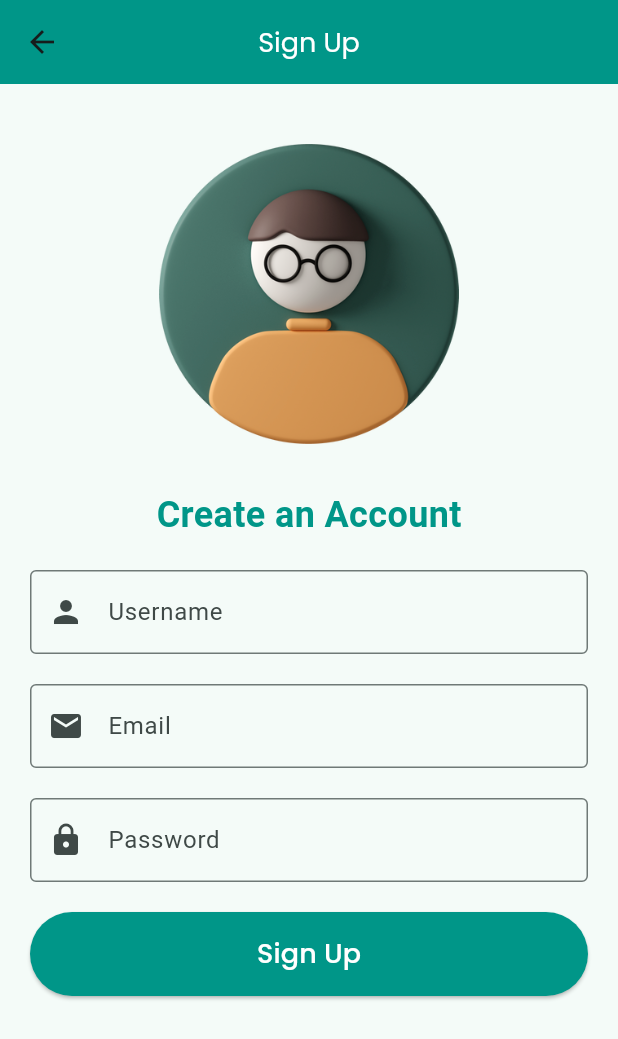
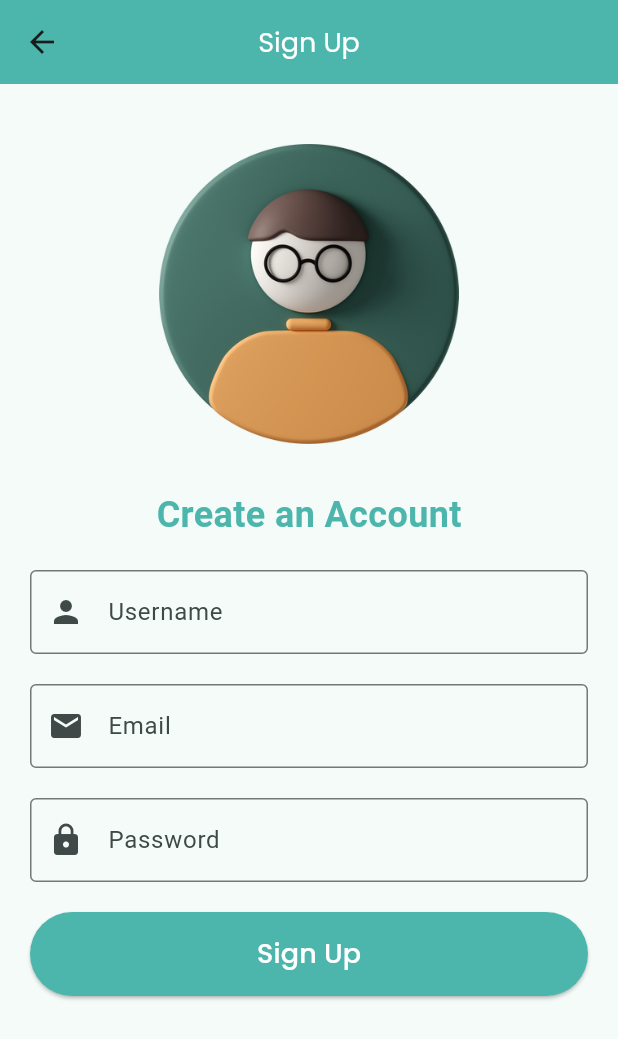
Before and after one commit to Hafiffdl/mini-project-alterra-academy, a Flutter app: the SignupScreen screen opened by its route, on a phone screen of 412 x 824 dp. Shown: the top 1039 px of the screen. Run offline on Flutter 3.47's test engine with Material 2 defaults, Android fonts, the light colour scheme and no system bars; our stand-ins replace curved_navigation_bar, dio, email_validator, fluttertoast, google_fonts, pretty_qr_code and 2 more; accounts and stored records are empty.

Commit message:
update UI

```diff
--- a/katalog_elektronik/lib/auth/login_screen.dart
+++ b/katalog_elektronik/lib/auth/login_screen.dart
@@ -79,7 +79,7 @@ class _LoginScreenState extends State<LoginScreen> {
         ),
         elevation: 0,
         centerTitle: true,
-        backgroundColor: Colors.teal,
+        backgroundColor: Colors.teal[300],
       ),
       body: SingleChildScrollView(
         child: Padding(
@@ -148,7 +148,7 @@ class _LoginScreenState extends State<LoginScreen> {
                     const SizedBox(height: 30),
                     ElevatedButton(
                       style: ElevatedButton.styleFrom(
-                        backgroundColor: Colors.teal,
+                        backgroundColor: Colors.teal[300],
                         minimumSize: const Size(double.infinity, 40),
                         padding: const EdgeInsets.all(15),
                       ),
--- a/katalog_elektronik/lib/auth/signup_screen.dart
+++ b/katalog_elektronik/lib/auth/signup_screen.dart
@@ -21,7 +21,7 @@ class SignupScreen extends StatelessWidget {
     return Scaffold(
       appBar: AppBar(
         centerTitle: true,
-      backgroundColor: Colors.teal,
+      backgroundColor: Colors.teal[300],
       title: Text('Sign Up',
       style: GoogleFonts.poppins(
         textStyle: const TextStyle(
@@ -38,12 +38,12 @@ class SignupScreen extends StatelessWidget {
               const SizedBox(height: 20),
               Image.asset('assets/tes.png', height: 200, width: 200),
               const SizedBox(height: 30),
-              const Text(
+              Text(
                 'Create an Account',
                 style: TextStyle(
                   fontSize: 24,
                   fontWeight: FontWeight.bold,
-                  color: Colors.teal,
+                  color: Colors.teal[300],
                 ),
               ),
               const SizedBox(height: 20),
@@ -111,7 +111,7 @@ class SignupScreen extends StatelessWidget {
                         }
                       },
                       style: ElevatedButton.styleFrom(
-                        backgroundColor: Colors.teal,
+                        backgroundColor: Colors.teal[300],
                         minimumSize: const Size(double.infinity, 40),
                         padding: const EdgeInsets.all(15),
                       ),
--- a/katalog_elektronik/lib/screens/beranda/home_screen_viewmodel.dart
+++ b/katalog_elektronik/lib/screens/beranda/home_screen_viewmodel.dart
@@ -64,6 +64,18 @@ class HomeScreenViewModel extends ChangeNotifier {
       imageUrl: 'assets/panasonicac.png',
       price: 6650000.00,
     ),
+    Product(
+      name: 'Apple Watch Ultra with Trail Loop',
+      description: 'Apple Watch paling tangguh dan andal yang pernah ada, dirancang untuk penjelajahan, petualangan, dan ketahanan. Dengan casing titanium 49 mm sekelas industri dirgantara, kekuatan baterai yang lebih lama,1 aplikasi khusus yang berfungsi dengan sensor canggih, dan tombol Tindakan baru yang dapat disesuaikan.',
+      imageUrl: 'assets/applewatch.png',
+      price: 13999000.00,
+    ),
+    Product(
+      name: 'Apple Watch Series 8',
+      description: 'Apple Watch Series 8 dilengkapi aplikasi dan sensor kesehatan canggih, sehingga Anda dapat melakukan pengukuran EKG,1 detak jantung, dan kadar oksigen darah,2 serta memantau perubahan suhu3 untuk informasi mendalam tentang siklus menstruasi Anda.4 Dan dengan Deteksi Tabrakan, pemantauan tahap tidur, serta metrik olahraga canggih, Apple Watch Series 8 membantu Anda tetap aktif, sehat, selamat, dan terhubung.',
+      imageUrl: 'assets/applewatch8.png',
+      price: 6999000.00,
+    ),
   ];
   final List<Product> savedProducts = [];
 
--- a/katalog_elektronik/lib/screens/profile/profile_detail.dart
+++ b/katalog_elektronik/lib/screens/profile/profile_detail.dart
@@ -11,7 +11,8 @@ class ProfileDetailScreen extends StatelessWidget {
     return Scaffold(
       appBar: AppBar(
         centerTitle: true,
-        title: Text('Profile Detail', style: GoogleFonts.poppins()),
+        title: Text('Profile Detail', style: GoogleFonts.poppins(color: Colors.white)),
+        backgroundColor: Colors.teal[300],
       ),
       body: Center(
         child: Column(
```
Also changed, not shown: katalog_elektronik/assets/applewatch.png (added), katalog_elektronik/assets/applewatch8.png (added), katalog_elektronik/assets/kulkaslg.png (deleted).
